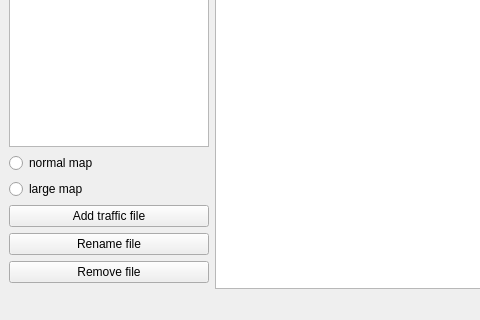
Before: the Qt Designer form LTEsimGeneratorGUI/Ui/parameterswindow.ui in moniss23/junit4, drawn with Qt 5; both pictures show x 0 to 480 and y 352 to 672 of the 733 by 672 pixel window.
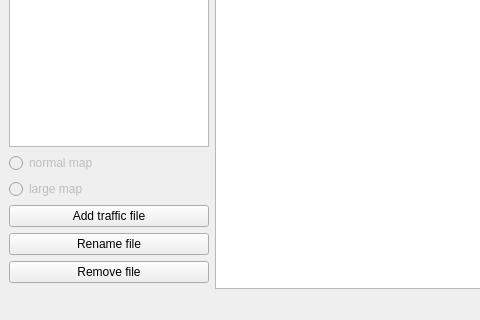
After: the same form once the commit is applied. Icons and pictures are not drawn.

Commit message: ParametersWindow class: Renamed UI controlls to reflect what they do and to match the rest of project.

```diff
--- a/LTEsimGeneratorGUI/Ui/parameterswindow.ui
+++ b/LTEsimGeneratorGUI/Ui/parameterswindow.ui
@@ -107,6 +107,9 @@
         </item>
         <item row="2" column="0">
          <widget class="QRadioButton" name="radioButton_largeMap">
+          <property name="enabled">
+           <bool>false</bool>
+          </property>
           <property name="text">
            <string>large map</string>
           </property>
@@ -114,6 +117,9 @@
         </item>
         <item row="1" column="0">
          <widget class="QRadioButton" name="radioButton_normalMap">
+          <property name="enabled">
+           <bool>false</bool>
+          </property>
           <property name="text">
            <string>normal map</string>
           </property>
```
Left out of the diff: 22 changed lines with no effect on the pictures. The commit also changes 2 other files.
